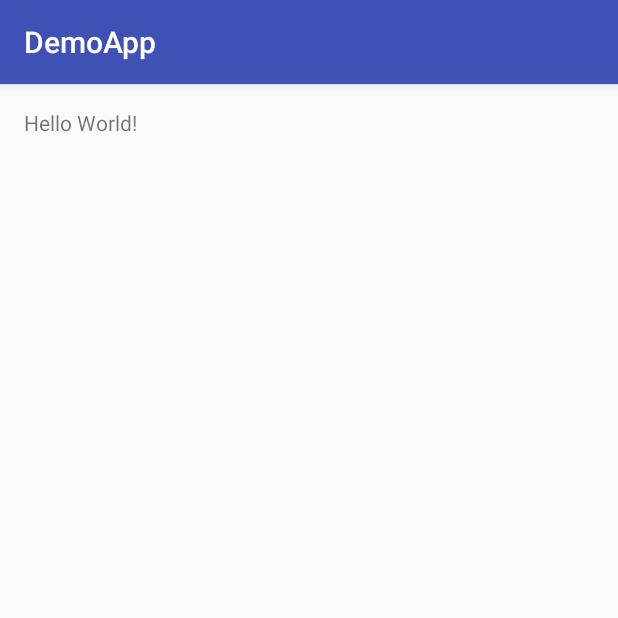
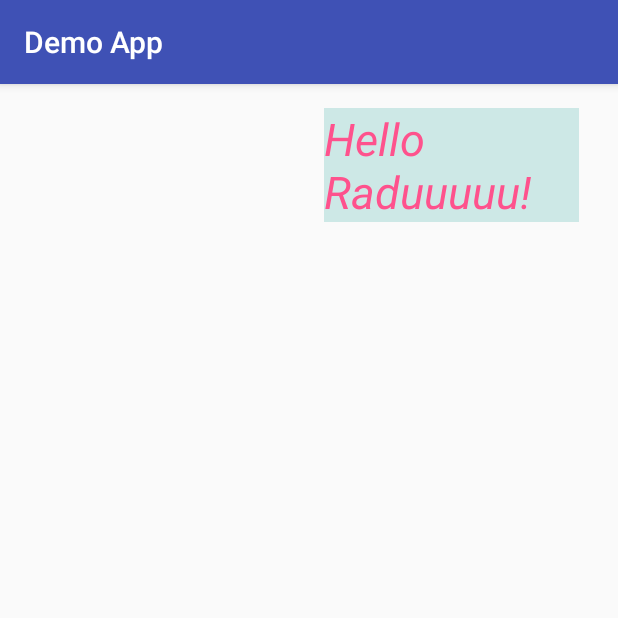
Before and after one commit to raduceaca1234/LearningAndroidStudio, an Android app: the screen it shows after launch (MainActivity), on a phone screen of 412 x 824 dp, the top half of it. Run offline under Robolectric (Android 15) with nearby library versions, the phone set to English and light mode, and no system bars.

Commit message:
Added a textView and played around with some properties

```diff
--- a/DemoApp/app/src/main/AndroidManifest.xml
+++ b/DemoApp/app/src/main/AndroidManifest.xml
@@ -1,6 +1,6 @@
 <?xml version="1.0" encoding="utf-8"?>
 <manifest xmlns:android="http://schemas.android.com/apk/res/android"
-    package="com.ceaca.demoapp">
+    package="com.robpercival.demoapp">
 
     <application
         android:allowBackup="true"
--- /dev/null
+++ b/DemoApp/app/src/main/java/com/robpercival/demoapp/MainActivity.java
@@ -0,0 +1,13 @@
+package com.robpercival.demoapp;
+
+import android.support.v7.app.AppCompatActivity;
+import android.os.Bundle;
+
+public class MainActivity extends AppCompatActivity {
+
+    @Override
+    protected void onCreate(Bundle savedInstanceState) {
+        super.onCreate(savedInstanceState);
+        setContentView(R.layout.activity_main);
+    }
+}
--- a/DemoApp/app/src/main/res/layout/activity_main.xml
+++ b/DemoApp/app/src/main/res/layout/activity_main.xml
@@ -1,17 +1,29 @@
 <?xml version="1.0" encoding="utf-8"?>
 <RelativeLayout xmlns:android="http://schemas.android.com/apk/res/android"
     xmlns:tools="http://schemas.android.com/tools"
-    android:id="@+id/activity_main"
     android:layout_width="match_parent"
     android:layout_height="match_parent"
     android:paddingBottom="@dimen/activity_vertical_margin"
     android:paddingLeft="@dimen/activity_horizontal_margin"
     android:paddingRight="@dimen/activity_horizontal_margin"
     android:paddingTop="@dimen/activity_vertical_margin"
-    tools:context="com.ceaca.demoapp.MainActivity">
+    tools:context="com.robpercival.demoapp.MainActivity"
+    style="@style/Animation.AppCompat.Dialog">
 
     <TextView
         android:layout_width="wrap_content"
         android:layout_height="wrap_content"
-        android:text="Hello World!" />
+        android:text="Hello Raduuuuu!"
+        android:id="@+id/textView"
+        android:layout_marginRight="10dp"
+        android:layout_marginLeft="200dp"
+        android:alpha="0.9"
+        android:background="@color/highlighted_text_material_dark"
+        android:fontFamily="@string/abc_search_hint"
+        android:textStyle="normal|italic"
+        android:fontFeatureSettings="@string/app_name"
+        android:textSize="30sp"
+        android:textColorLink="?android:attr/colorPrimaryDark"
+        android:textColor="@color/colorAccent" />
+
 </RelativeLayout>
--- a/DemoApp/app/src/main/res/values/colors.xml
+++ b/DemoApp/app/src/main/res/values/colors.xml
@@ -2,5 +2,5 @@
 <resources>
     <color name="colorPrimary">#3F51B5</color>
     <color name="colorPrimaryDark">#303F9F</color>
-    <color name="colorAccent">#FF4081</color>
+    <color name="colorAccent">#ff4081</color>
 </resources>
--- a/DemoApp/app/src/main/res/values/strings.xml
+++ b/DemoApp/app/src/main/res/values/strings.xml
@@ -1,3 +1,3 @@
 <resources>
-    <string name="app_name">DemoApp</string>
+    <string name="app_name">Demo App</string>
 </resources>
--- a/DemoApp/gradle.properties
+++ b/DemoApp/gradle.properties
@@ -9,7 +9,8 @@
 
 # Specifies the JVM arguments used for the daemon process.
 # The setting is particularly useful for tweaking memory settings.
-org.gradle.jvmargs=-Xmx1536m
+# Default value: -Xmx10248m -XX:MaxPermSize=256m
+# org.gradle.jvmargs=-Xmx2048m -XX:MaxPermSize=512m -XX:+HeapDumpOnOutOfMemoryError -Dfile.encoding=UTF-8
 
 # When configured, Gradle will run in incubating parallel mode.
 # This option should only be used with decoupled projects. More details, visit
```
Also changed, not shown: DemoApp/app/build.gradle (+6 -9 lines), DemoApp/gradle/wrapper/gradle-wrapper.properties, 4 other files.
